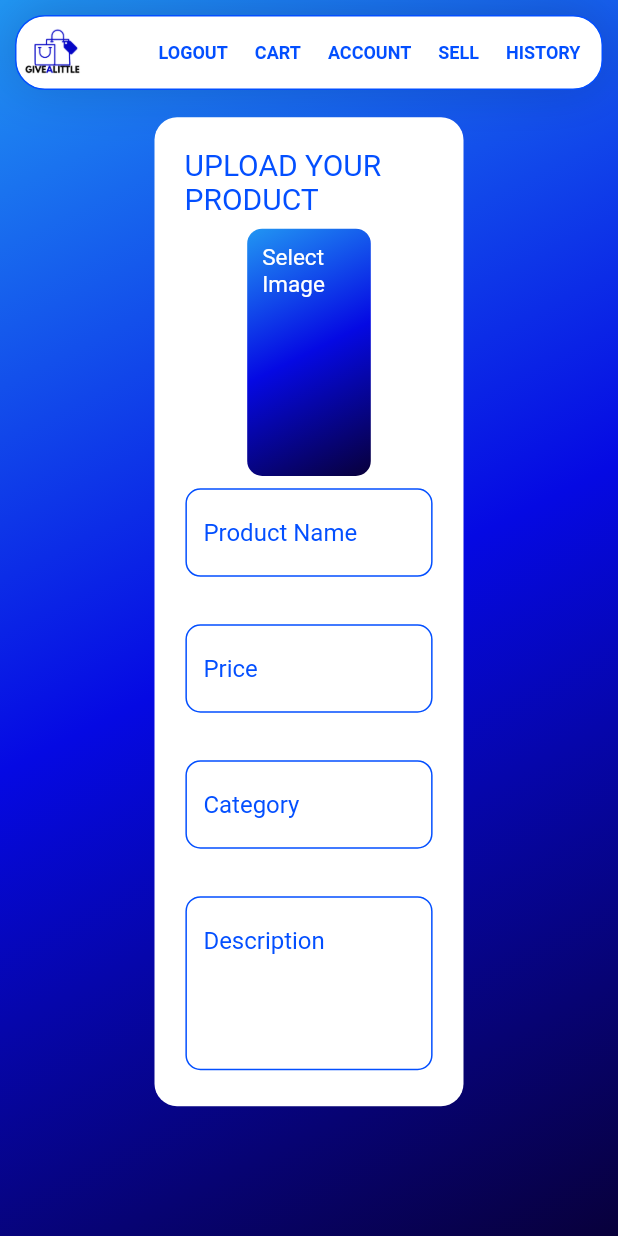
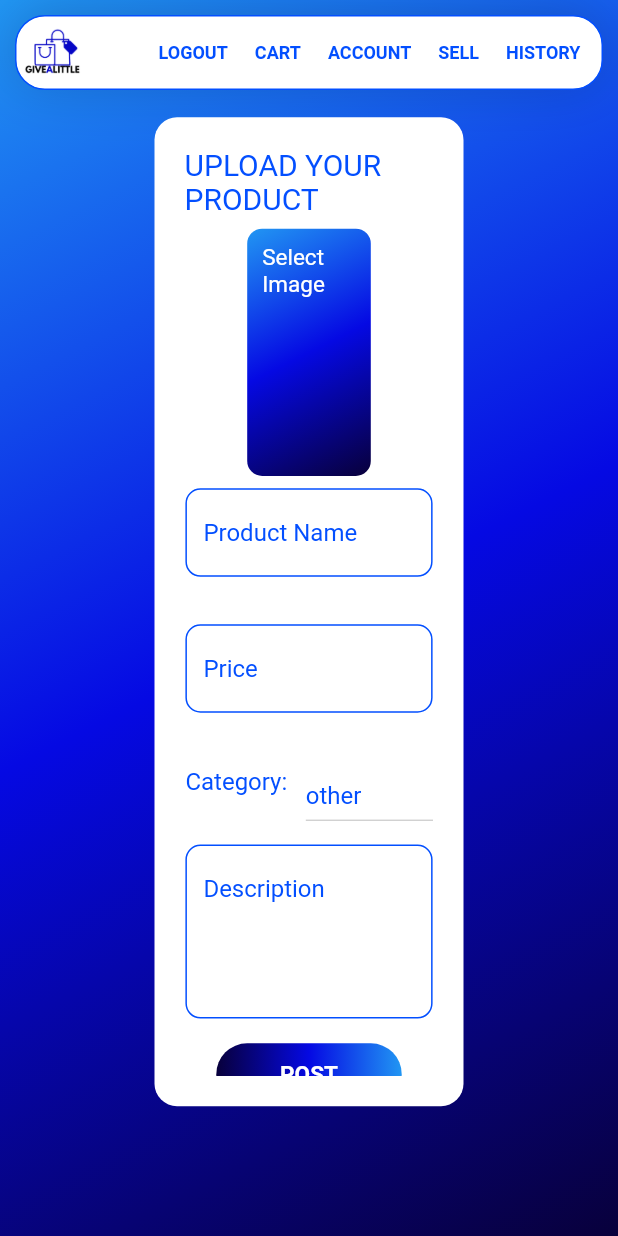
Before and after one commit to SIPHEPHELO-NTULI/SubZero-Inc-2.0, a Flutter app: the SellScreen screen opened directly, on a phone screen of 412 x 824 dp. Run offline on Flutter 3.47's test engine with Material 2 defaults, Android fonts, the light colour scheme and no system bars; our stand-ins replace cloud_firestore, email_validator, file_picker, firebase_auth, firebase_core, firebase_storage and 2 more; missing offline and left inert: encrypt; accounts and stored records are empty.

Commit message:
Category Drop Down & Clean Up

```diff
--- a/lib/Screens/Sell/sell_screen.dart
+++ b/lib/Screens/Sell/sell_screen.dart
@@ -1,14 +1,9 @@
 import 'dart:io';
-import 'dart:typed_data';
-import 'package:cloud_firestore/cloud_firestore.dart';
 import 'package:file_picker/file_picker.dart';
-import 'package:firebase_auth/firebase_auth.dart';
-import 'package:firebase_storage/firebase_storage.dart';
 import 'package:flutter/material.dart';
 import 'package:flutter/services.dart';
 import 'package:give_a_little_sdp/Components/app_bar.dart';
 import 'package:give_a_little_sdp/Firebase/send_product.dart';
-import 'package:give_a_little_sdp/Screens/Sell/Validation/categoryvalidator.dart';
 import 'package:give_a_little_sdp/Screens/Sell/Validation/pricevalidator.dart';
 import 'package:give_a_little_sdp/Screens/Sell/Validation/productNameValidator.dart';
 
@@ -29,19 +24,23 @@
   final _formKey = GlobalKey<FormState>();
   bool imageAvailable = false;
   Uint8List? imagefile;
-  late String downloadURL;
-  late String Price;
   late String filename;
   late File x;
 
-  final uid = FirebaseAuth.instance.currentUser!.uid;
-  String productID = FirebaseFirestore.instance.collection("Products").doc().id;
-
   final productNameController = TextEditingController();
   final priceController = TextEditingController();
-  final categoryController = TextEditingController();
   final descriptionController = TextEditingController();
-  @override
+
+  String category = 'other';
+  var items = [
+    'other',
+    'electronics',
+    'clothing',
+    'shoes',
+    'makeup',
+    'accessories',
+    'home decor',
+  ];
   @override
   Widget build(BuildContext context) {
     return Scaffold(
@@ -161,27 +160,75 @@
                                 Container(
                                   width:
                                       MediaQuery.of(context).size.width * 0.4,
-                                  height:
-                                      MediaQuery.of(context).size.height * 0.1,
-                                  child: TextFormField(
-                                    controller: categoryController,
-                                    autovalidateMode:
-                                        AutovalidateMode.onUserInteraction,
-                                    validator: CategoryValidator.validate,
-                                    decoration: InputDecoration(
-                                      hintText: "Category",
-                                      hintStyle: Theme.of(context)
-                                          .textTheme
-                                          .subtitle1!
-                                          .copyWith(
-                                              color: const Color.fromARGB(
+                                  child: SingleChildScrollView(
+                                    scrollDirection: Axis.horizontal,
+                                    child: Row(
+                                      children: [
+                                        RichText(
+                                          text: TextSpan(
+                                            children: [
+                                              TextSpan(
+                                                  text: "Category:\n",
+                                                  style: Theme.of(context)
+                                                      .textTheme
+                                                      .subtitle1
+                                                      ?.copyWith(
+                                                        color: const Color
+                                                                .fromARGB(
+                                                            255, 3, 79, 255),
+                                                      ))
+                                            ],
+                                          ),
+                                        ),
+                                        SizedBox(
+                                          width: MediaQuery.of(context)
+                                                  .size
+                                                  .width *
+                                              0.03,
+                                        ),
+                                        DropdownButton(
+                                          // Initial Value
+                                          value: category,
+
+                                          // Down Arrow Icon
+                                          icon: const Icon(
+                                              Icons.keyboard_arrow_down,
+                                              color: Color.fromARGB(
                                                   255, 3, 79, 255)),
-                                      enabledBorder: OutlineInputBorder(
-                                          borderRadius:
-                                              BorderRadius.circular(10),
-                                          borderSide: const BorderSide(
-                                              color: Color.fromARGB(
-                                                  255, 3, 79, 255))),
+
+                                          // Array list of items
+                                          items: items.map((String items) {
+                                            return DropdownMenuItem(
+                                              value: items,
+                                              child: RichText(
+                                                  text: TextSpan(
+                                                children: [
+                                                  TextSpan(
+                                                      text: items,
+                                                      style: Theme.of(context)
+                                                          .textTheme
+                                                          .subtitle1
+                                                          ?.copyWith(
+                                                            color: const Color
+                                                                    .fromARGB(
+                                                                255,
+                                                                3,
+                                                                79,
+                                                                255),
+                                                          ))
+                                                ],
+                                              )),
+                                            );
+                                          }).toList(),
+                                          // After selecting the desired option,it will
+                                          // change button value to selected value
+                                          onChanged: (String? newValue) {
+                                            setState(() {
+                                              category = newValue!;
+                                            });
+                                          },
+                                        ),
+                                      ],
                                     ),
                                   ),
                                 ),
@@ -250,7 +297,17 @@
                                     ),
                                     onTap: () async {
                                       if (_formKey.currentState!.validate()) {
-                                        uploadImage();
+                                        SendProduct()
+                                            .uploadImage(
+                                                imagefile!,
+                                                priceController.text,
+                                                productNameController.text,
+                                                descriptionController.text,
+                                                category)
+                                            .then((value) =>
+                                                ScaffoldMessenger.of(context)
+                                                    .showSnackBar(SnackBar(
+                                                        content: value)));
                                       }
                                     },
                                   ),
@@ -322,31 +379,4 @@
           ),
         ));
   }
-
-  Future uploadImage() async {
-    final postID = DateTime.now().millisecondsSinceEpoch.toString();
-    FirebaseFirestore firebaseFirestore = FirebaseFirestore.instance;
-    Reference ref = FirebaseStorage.instance
-        .ref()
-        .child("${uid}/images")
-        .child("post_$postID");
-    await ref.putData(
-        imagefile!,
-        SettableMetadata(
-          cacheControl: "public,max-age=300",
-          contentType: "image/jpeg",
-        ));
-
-    downloadURL = await ref.getDownloadURL();
-
-    SendProduct()
-        .uploadImageToStorage(
-            downloadURL,
-            priceController.text,
-            productNameController.text,
-            descriptionController.text,
-            categoryController.text.toLowerCase())
-        .then((value) => ScaffoldMessenger.of(context)
-            .showSnackBar(SnackBar(content: Text(value))));
-  }
 }
```
Also changed, not shown: lib/Firebase/send_product.dart (+26 -4 lines), lib/Screens/Sell/Validation/categoryvalidator.dart (deleted, +0 -14 lines), 2 other files.
